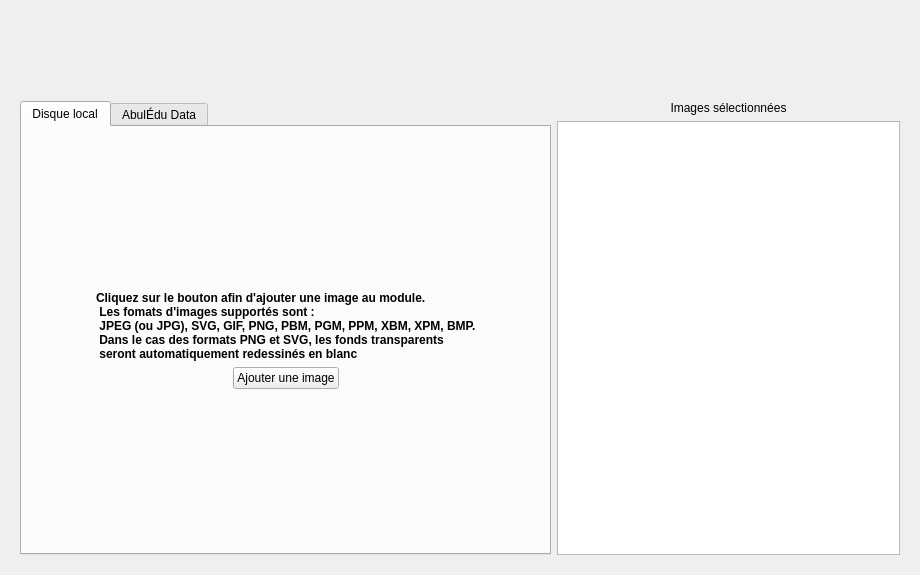
Old version of the form editeur.ui in the repository Txikilinux/leterrier-mulot.
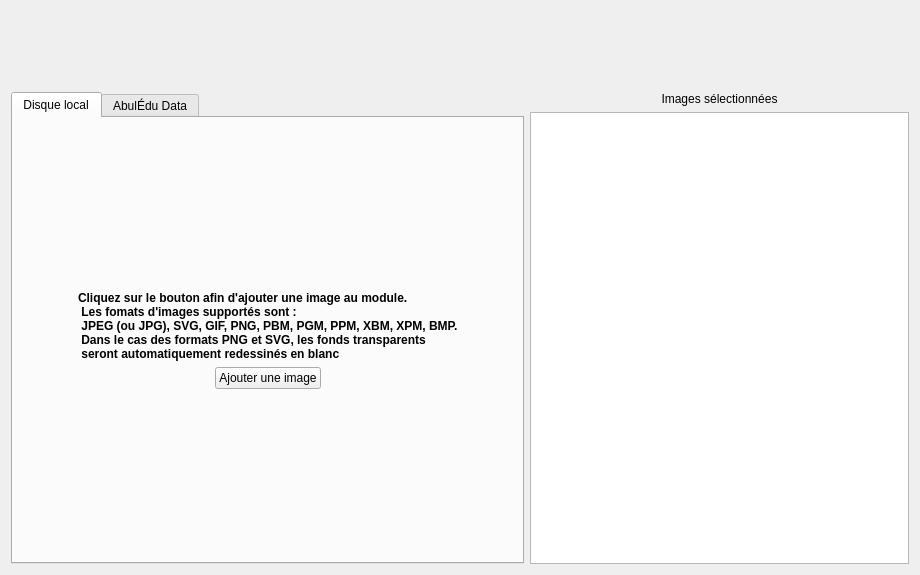
New version of the form. The open tabs and pages were chosen to show the change. Icons and pictures are not drawn. Custom widgets are drawn as their Qt base class.

Commit message: suppression des margins layout

```diff
--- a/editeur.ui
+++ b/editeur.ui
@@ -250,6 +250,9 @@
      </widget>
      <widget class="QWidget" name="pageGestionImages">
       <layout class="QGridLayout" name="gridLayout_8">
+       <property name="margin">
+        <number>0</number>
+       </property>
        <item row="0" column="0">
         <widget class="QTabWidget" name="tabWidgetImages">
          <property name="currentIndex">
@@ -270,6 +273,9 @@
            <string>Disque local</string>
           </attribute>
           <layout class="QGridLayout" name="gridLayout_6">
+           <property name="margin">
+            <number>0</number>
+           </property>
            <item row="0" column="2">
             <spacer name="verticalSpacer_7">
              <property name="orientation">
```
Left out of the diff: 14 changed lines with no effect on the pictures.
